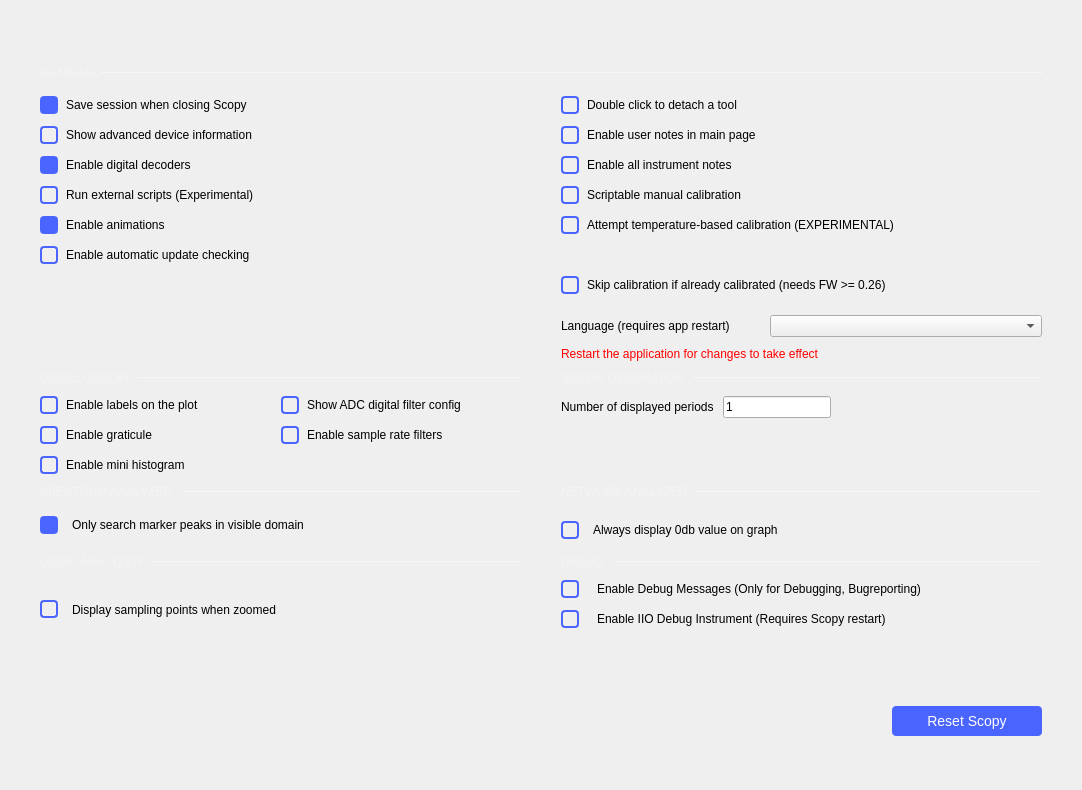
analogdevicesinc/scopy, file ui/preferences.ui: the form before one commit.
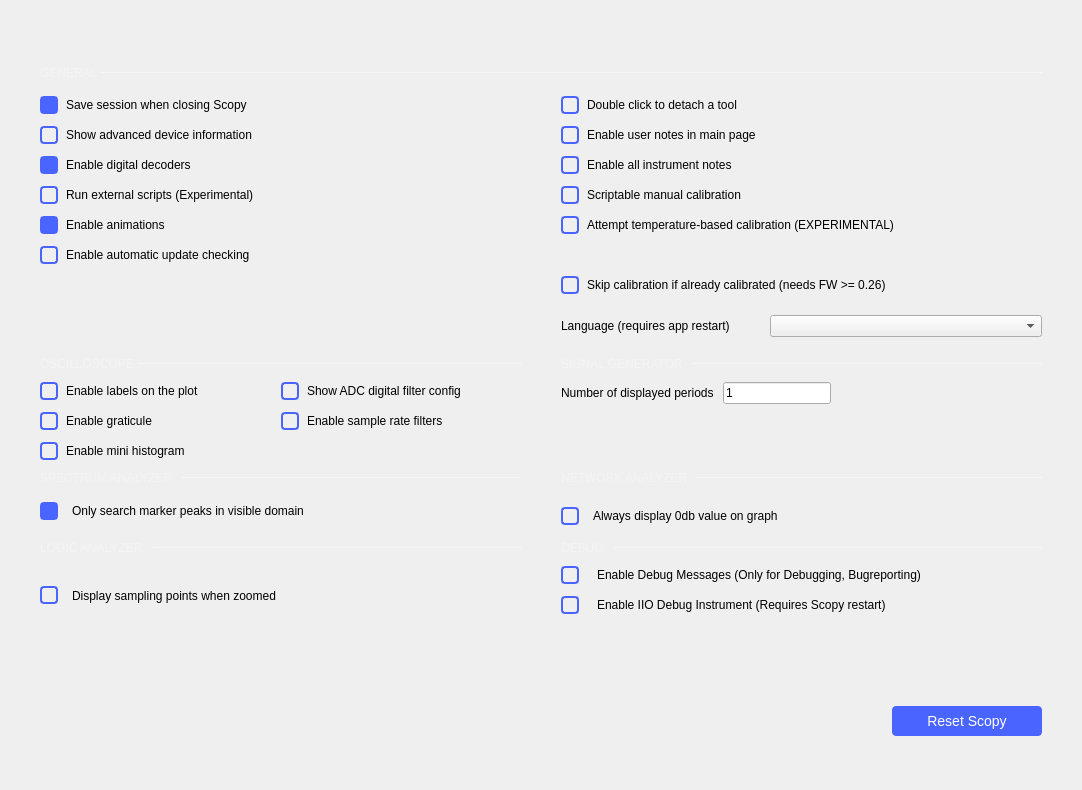
The form after the commit. Custom widgets are drawn as their Qt base class.

Commit message:
Preferences: implemented restart now/later dialog box for language changes
Will also be used for theme changes

Diff of the .ui file:
```diff
--- a/ui/preferences.ui
+++ b/ui/preferences.ui
@@ -1736,16 +1736,6 @@
                 </item>
                </layout>
               </item>
-              <item>
-               <widget class="QLabel" name="label_restart">
-                <property name="styleSheet">
-                 <string notr="true">color:red</string>
-                </property>
-                <property name="text">
-                 <string>Restart the application for changes to take effect </string>
-                </property>
-               </widget>
-              </item>
              </layout>
             </widget>
            </item>
```
The commit also changes 2 other files.
